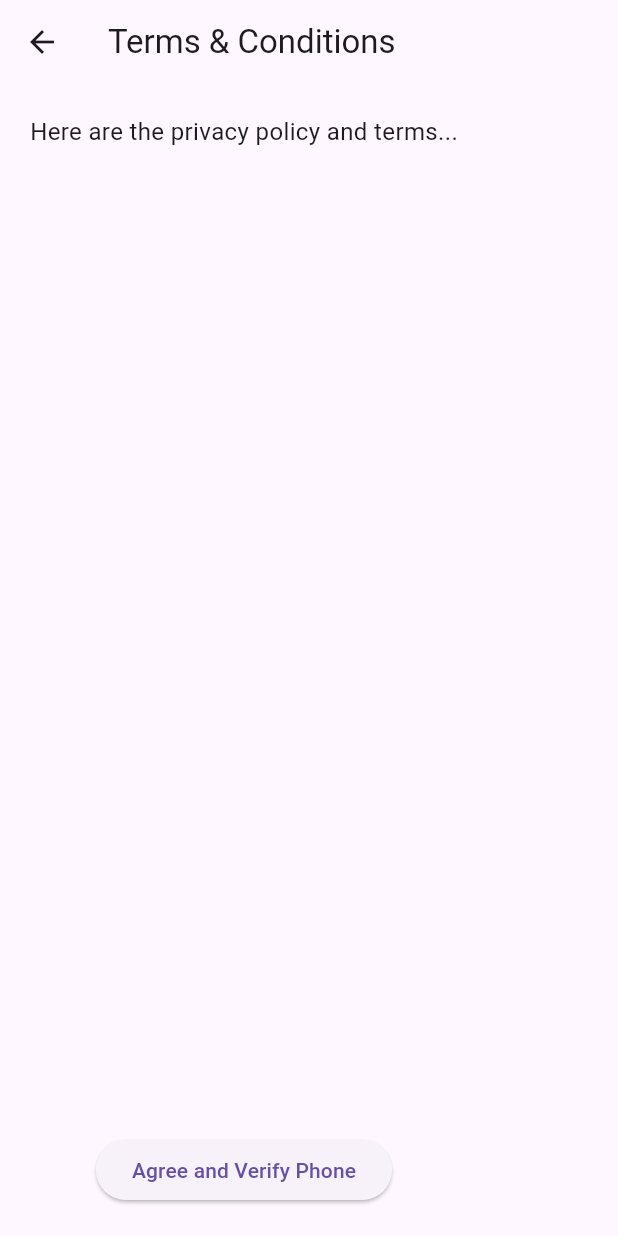
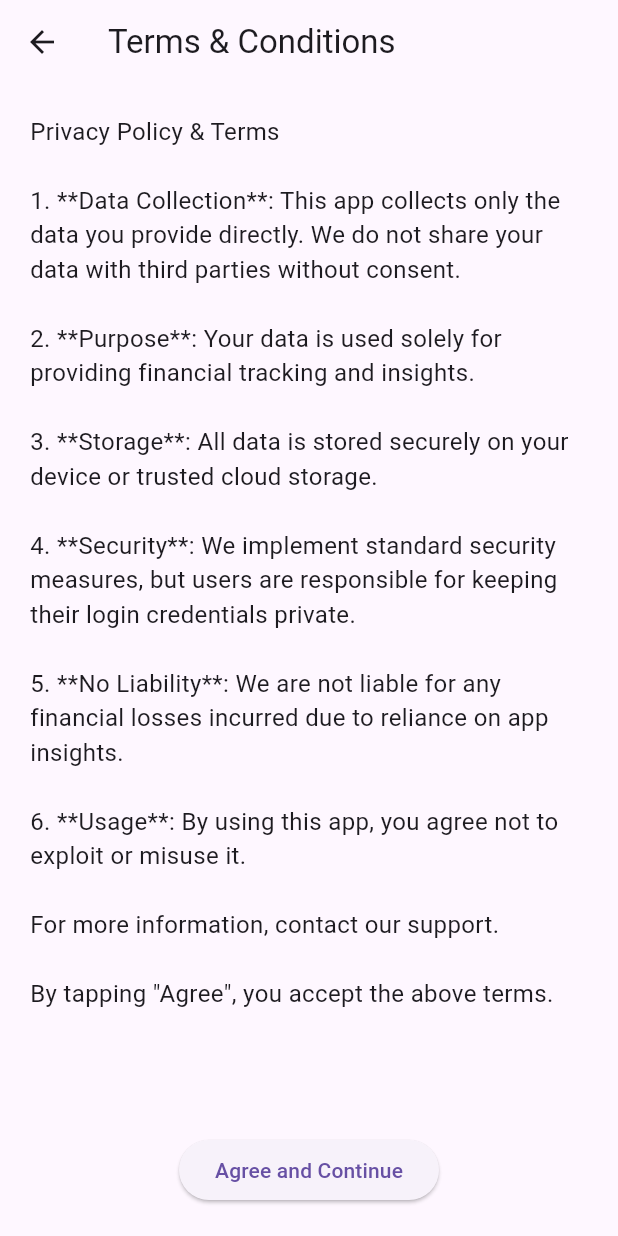
Before and after one commit to WilsonAnthonyT/SaveWiserApp, a Flutter app: the TermsPage screen opened directly, on a phone screen of 412 x 824 dp. Run offline on Flutter 3.47's test engine with Material 3 defaults, Android fonts, the phone set to English and light mode, and no system bars; our stand-ins replace firebase_auth, firebase_core, fl_chart, flutter_local_notifications, flutter_timezone, hive and 5 more; accounts and stored records are empty.

Commit message:
firebase removal (trying)

```diff
--- a/savewiser/lib/pages/terms_and_conditions.dart
+++ b/savewiser/lib/pages/terms_and_conditions.dart
@@ -1,5 +1,4 @@
 import 'package:flutter/material.dart';
-import 'otp_verification.dart'; // ✅ you'll create this next
 
 class TermsPage extends StatelessWidget {
   const TermsPage({super.key});
@@ -14,22 +13,33 @@ class TermsPage extends StatelessWidget {
           children: [
             const Expanded(
               child: SingleChildScrollView(
-                child: Text(
-                  "Here are the privacy policy and terms...",
-                  style: TextStyle(fontSize: 16),
-                ),
+                child: Text('''
+Privacy Policy & Terms
+
+1. **Data Collection**: This app collects only the data you provide directly. We do not share your data with third parties without consent.
+
+2. **Purpose**: Your data is used solely for providing financial tracking and insights.
+
+3. **Storage**: All data is stored securely on your device or trusted cloud storage.
+
+4. **Security**: We implement standard security measures, but users are responsible for keeping their login credentials private.
+
+5. **No Liability**: We are not liable for any financial losses incurred due to reliance on app insights.
+
+6. **Usage**: By using this app, you agree not to exploit or misuse it.
+
+For more information, contact our support.
+
+By tapping "Agree", you accept the above terms.
+''', style: TextStyle(fontSize: 16)),
               ),
             ),
+            const SizedBox(height: 16),
             ElevatedButton(
               onPressed: () {
-                Navigator.push(
-                  context,
-                  MaterialPageRoute(
-                    builder: (_) => const OtpVerificationPage(),
-                  ),
-                );
+                Navigator.pop(context, true); // ✅ Return agreement result
               },
-              child: const Text("Agree and Verify Phone"),
+              child: const Text("Agree and Continue"),
             ),
           ],
         ),
```
